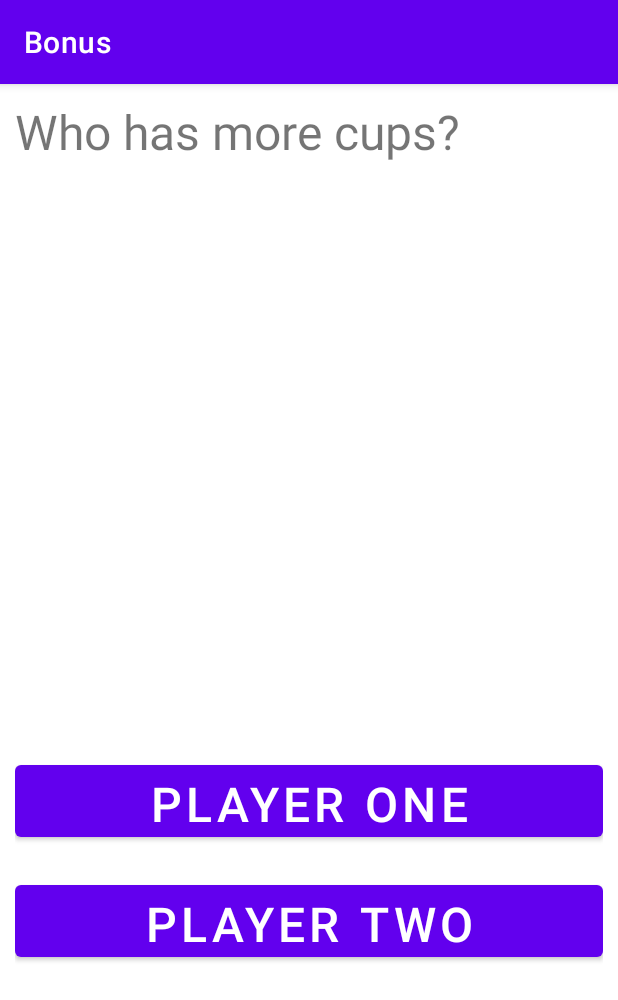
After one commit to FlopperTheDolphin/Scopah, an Android app: the WizardActivity screen opened directly, with no data from a screen before it, on a phone screen of 412 x 824 dp. The commit adds this screen. Shown: the top 1000 px of the screen. Run offline under Robolectric (Android 15) with nearby library versions, the phone set to English and light mode, and no system bars; 5 statements that could not run were skipped.

Commit message:
add wizard

```diff
--- a/app/src/main/java/com/example/scopah/GameActivity.java
+++ b/app/src/main/java/com/example/scopah/GameActivity.java
@@ -224,8 +224,7 @@ public class GameActivity extends AppCompatActivity {
     }
 
     private void end() {
-        final Intent intent = new Intent(this, LeaderboardActivity.class);
-        intent.setFlags(Intent.FLAG_ACTIVITY_CLEAR_TOP);
+        final Intent intent = new Intent(this, WizardActivity.class);
         intent.putExtra("names", names);
         intent.putExtra("colors", colors);
         intent.putExtra("scores", scores);
--- /dev/null
+++ b/app/src/main/java/com/example/scopah/WizardActivity.java
@@ -0,0 +1,163 @@
+package com.example.scopah;
+
+import androidx.appcompat.app.AppCompatActivity;
+import androidx.appcompat.widget.LinearLayoutCompat;
+
+import android.content.Context;
+import android.content.Intent;
+import android.content.SharedPreferences;
+import android.graphics.Color;
+import android.os.Bundle;
+import android.view.View;
+import android.widget.Button;
+import android.widget.TextView;
+
+import java.util.ArrayList;
+import java.util.Scanner;
+
+public class WizardActivity extends AppCompatActivity {
+    private ArrayList<String> names;
+    private ArrayList<String> colors;
+    private ArrayList<Integer> scores;
+
+    private int questionIndex;
+
+    private String[] questions;
+
+    private static final String SETTINGS_PREFERENCES_KEY = "com.example.scopah.SETTINGS_PREFERENCES_KEY";
+    private static final String NAPOLA_KEY = "NAPOLA";
+    private static final String MAIN_SEED_KEY = "MAIN_SEED";
+
+    private SharedPreferences preferences;
+    private SharedPreferences.Editor editor;
+
+    @Override
+    protected void onCreate(Bundle savedInstanceState) {
+        super.onCreate(savedInstanceState);
+        setContentView(R.layout.activity_wizard);
+
+        Intent intent = getIntent();
+        names = intent.getStringArrayListExtra("names");
+        colors = intent.getStringArrayListExtra("colors");
+        scores = intent.getIntegerArrayListExtra("scores");
+
+        questionIndex = intent.getIntExtra("index", 0);
+        int size = names.size();
+
+        preferences = getSharedPreferences(SETTINGS_PREFERENCES_KEY, Context.MODE_PRIVATE);
+        editor = preferences.edit();
+
+        final String who_has = getString(R.string.who_has) + " ";
+
+        intent.putExtra("index", 0); // question index
+        questions = new String[] {
+                who_has + "more coins?",
+                who_has + "the 7 of coins?",
+                who_has + "the highest prime (the majority of sevens)?",
+                who_has + "more cards?",
+                who_has + "napola (1, 2, 3 of coins)?",
+                who_has + "the two of spades?",
+                who_has + "the 10 of coins?",
+                who_has + "the 8 of cups?"
+        };
+
+        if (questionIndex == 0) {
+            String mainSeed = preferences.getString(MAIN_SEED_KEY, "COINS");
+
+            switch (mainSeed) {
+                case "SPADES":
+                    questions[0] = who_has + "more spades?";
+                    break;
+                case "CUPS":
+                    questions[0] = who_has + "more cups?";
+                    break;
+                case "BATONS":
+                    questions[0] = who_has + "more batons?";
+                    break;
+            }
+        }
+
+        TextView currentQuestion = (TextView) findViewById(R.id.question);
+        currentQuestion.setText(questions[questionIndex]);
+
+        // player one
+        Button button = (Button) findViewById(R.id.button_one);
+        button.setBackgroundColor(Color.parseColor(colors.get(0)));
+        button.setText(names.get(0));
+
+        button.setOnClickListener(new View.OnClickListener() {
+            @Override
+            public void onClick(View v) {
+                scores.set(0, scores.get(0) + 1);
+                next();
+            }
+        });
+
+        // player two
+        button = (Button) findViewById(R.id.button_two);
+        button.setBackgroundColor(Color.parseColor(colors.get(1)));
+        button.setText(names.get(1));
+
+        button.setOnClickListener(new View.OnClickListener() {
+            @Override
+            public void onClick(View v) {
+                scores.set(1, scores.get(1) + 1);
+                next();
+            }
+        });
+
+        // player three
+        if (size >= 3) {
+            button = (Button) findViewById(R.id.button_three);
+            button.setBackgroundColor(Color.parseColor(colors.get(2)));
+            button.setText(names.get(2));
+
+            button.setOnClickListener(new View.OnClickListener() {
+                @Override
+                public void onClick(View v) {
+                    scores.set(2, scores.get(2) + 1);
+                    next();
+                }
+            });
+        } else {
+            LinearLayoutCompat row = (LinearLayoutCompat) findViewById(R.id.row3);
+            row.setVisibility(View.INVISIBLE);
+        }
+
+        // player four
+        if (size == 4) {
+            button = (Button) findViewById(R.id.button_four);
+            button.setBackgroundColor(Color.parseColor(colors.get(3)));
+            button.setText(names.get(3));
+
+            button.setOnClickListener(new View.OnClickListener() {
+                @Override
+                public void onClick(View v) {
+                    scores.set(3, scores.get(3) + 1);
+                    next();
+                }
+            });
+        } else {
+            LinearLayoutCompat row = (LinearLayoutCompat) findViewById(R.id.row4);
+            row.setVisibility(View.INVISIBLE);
+        }
+    }
+
+    private void next() {
+        final Intent intent;
+        questionIndex += 1;
+
+        if (questionIndex < questions.length) {
+            intent = new Intent(this, WizardActivity.class);
+            intent.putExtra("index", questionIndex);
+        } else {
+            intent = new Intent(this, LeaderboardActivity.class);
+        }
+
+        intent.putExtra("names", names);
+        intent.putExtra("colors", colors);
+        intent.putExtra("scores", scores);
+
+        startActivity(intent);
+    }
+}
--- /dev/null
+++ b/app/src/main/res/layout/activity_wizard.xml
@@ -0,0 +1,106 @@
+<?xml version="1.0" encoding="utf-8"?>
+<androidx.constraintlayout.widget.ConstraintLayout xmlns:android="http://schemas.android.com/apk/res/android"
+    xmlns:app="http://schemas.android.com/apk/res-auto"
+    xmlns:tools="http://schemas.android.com/tools"
+    android:layout_width="match_parent"
+    android:layout_height="match_parent"
+    tools:context=".WizardActivity">
+
+    <androidx.appcompat.widget.LinearLayoutCompat
+        android:layout_width="match_parent"
+        android:layout_height="match_parent"
+        android:focusable="true"
+        android:focusableInTouchMode="true"
+        android:orientation="vertical"
+        android:padding="10dp"
+        tools:visibility="visible">
+
+        <androidx.appcompat.widget.LinearLayoutCompat
+            android:layout_width="match_parent"
+            android:layout_height="0dp"
+            android:layout_weight="1">
+
+            <TextView
+                android:id="@+id/question"
+                android:layout_width="match_parent"
+                android:layout_height="wrap_content"
+                android:text="Question question question question question question question question question question question question question"
+                android:textSize="32dp"/>
+        </androidx.appcompat.widget.LinearLayoutCompat>
+
+        <androidx.appcompat.widget.LinearLayoutCompat
+            android:id="@+id/row1"
+            android:layout_width="match_parent"
+            android:layout_height="wrap_content"
+            android:orientation="horizontal"
+            android:paddingVertical="10dp">
+
+            <Button
+                android:id="@+id/button_one"
+                android:layout_width="match_parent"
+                android:layout_height="60dp"
+                android:singleLine="true"
+                android:text="@string/player_one"
+                android:textAlignment="center"
+                android:textSize="32dp" />
+
+        </androidx.appcompat.widget.LinearLayoutCompat>
+
+        <androidx.appcompat.widget.LinearLayoutCompat
+            android:id="@+id/row2"
+            android:layout_width="match_parent"
+            android:layout_height="wrap_content"
+            android:orientation="horizontal"
+            android:paddingVertical="10dp">
+
+            <Button
+                android:id="@+id/button_two"
+                android:layout_width="match_parent"
+                android:layout_height="60dp"
+                android:singleLine="true"
+                android:text="@string/player_two"
+                android:textAlignment="center"
+                android:textSize="32dp" />
+
+        </androidx.appcompat.widget.LinearLayoutCompat>
+
+        <androidx.appcompat.widget.LinearLayoutCompat
+            android:id="@+id/row3"
+            android:layout_width="match_parent"
+            android:layout_height="wrap_content"
+            android:orientation="horizontal"
+            android:paddingVertical="10dp">
+
+            <Button
+                android:id="@+id/button_three"
+                android:layout_width="match_parent"
+                android:layout_height="60dp"
+                android:singleLine="true"
+                android:text="@string/player_three"
+                android:textAlignment="center"
+                android:textSize="32dp" />
+
+        </androidx.appcompat.widget.LinearLayoutCompat>
+
+        <androidx.appcompat.widget.LinearLayoutCompat
+            android:id="@+id/row4"
+            android:layout_width="match_parent"
+            android:layout_height="wrap_content"
+            android:orientation="horizontal"
+            android:paddingVertical="10dp"
+            tools:visibility="visible">
+
+            <Button
+                android:id="@+id/button_four"
+                android:layout_width="match_parent"
+                android:layout_height="60dp"
+                android:singleLine="true"
+                android:text="@string/player_four"
+                android:textAlignment="center"
+                android:textSize="32dp" />
+
+        </androidx.appcompat.widget.LinearLayoutCompat>
+
+    </androidx.appcompat.widget.LinearLayoutCompat>
+
+</androidx.constraintlayout.widget.ConstraintLayout>
--- a/app/src/main/res/values/strings.xml
+++ b/app/src/main/res/values/strings.xml
@@ -19,4 +19,10 @@
     <string name="player_two">Player Two</string>
     <string name="player_three">Player Three</string>
     <string name="player_four">Player Four</string>
+    <string name="bonus">Bonus</string>
+    <string name="who_has">Who has</string>
+    <string name="coins">Coins</string>
+    <string name="spades">Spades</string>
+    <string name="cups">Cups</string>
+    <string name="batons">Batons</string>
 </resources>
```
Also changed, not shown: app/src/main/AndroidManifest.xml (+6 -2 lines), app/src/main/java/com/example/scopah/SettingsActivity.java (+75 -2 lines), app/src/main/res/layout/activity_settings.xml (+63 -6 lines), 1 other file.
